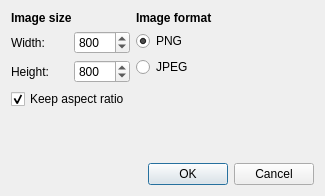
First picture: the form in imagesavedialog.ui, repository encukou/cluster, before the edit.
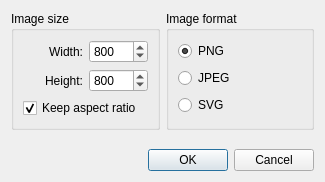
Second picture: the form after the edit.

Patch:
```diff
--- a/imagesavedialog.ui
+++ b/imagesavedialog.ui
@@ -7,53 +7,30 @@
     <x>0</x>
     <y>0</y>
     <width>325</width>
-    <height>196</height>
+    <height>182</height>
    </rect>
   </property>
   <property name="windowTitle">
    <string>Save image</string>
   </property>
-  <layout class="QVBoxLayout" name="verticalLayout_3">
-   <item>
-    <layout class="QFormLayout" name="formLayout">
+  <layout class="QGridLayout" name="gridLayout">
      <item row="0" column="0">
-      <widget class="QLabel" name="label">
-       <property name="font">
-        <font>
-         <weight>75</weight>
-         <bold>true</bold>
-        </font>
-       </property>
-       <property name="text">
+    <widget class="QGroupBox" name="groupBox_2">
+     <property name="title">
         <string>Image size</string>
        </property>
-      </widget>
-     </item>
-     <item row="0" column="1">
-      <widget class="QLabel" name="label_2">
-       <property name="font">
-        <font>
-         <weight>75</weight>
-         <bold>true</bold>
-        </font>
-       </property>
-       <property name="text">
-        <string>Image format</string>
-       </property>
-      </widget>
-     </item>
-     <item row="1" column="0">
-      <layout class="QVBoxLayout" name="verticalLayout">
-       <item>
-        <layout class="QHBoxLayout" name="horizontalLayout_2">
-         <item>
+     <layout class="QGridLayout" name="gridLayout_2">
+      <item row="0" column="0">
           <widget class="QLabel" name="label_3">
            <property name="text">
             <string>Width:</string>
            </property>
-          </widget>
-         </item>
-         <item>
+        <property name="alignment">
+         <set>Qt::AlignRight|Qt::AlignTrailing|Qt::AlignVCenter</set>
+        </property>
+       </widget>
+      </item>
+      <item row="0" column="1">
           <widget class="QSpinBox" name="widthSpin">
            <property name="minimum">
             <number>1</number>
@@ -66,18 +43,17 @@
            </property>
           </widget>
          </item>
-        </layout>
-       </item>
-       <item>
-        <layout class="QHBoxLayout" name="horizontalLayout">
-         <item>
+      <item row="1" column="0">
           <widget class="QLabel" name="label_4">
            <property name="text">
             <string>Height:</string>
            </property>
-          </widget>
-         </item>
-         <item>
+        <property name="alignment">
+         <set>Qt::AlignRight|Qt::AlignTrailing|Qt::AlignVCenter</set>
+        </property>
+       </widget>
+      </item>
+      <item row="1" column="1">
           <widget class="QSpinBox" name="heightSpin">
            <property name="minimum">
             <number>1</number>
@@ -90,9 +66,7 @@
            </property>
           </widget>
          </item>
-        </layout>
-       </item>
-       <item>
+      <item row="2" column="0" colspan="2">
         <widget class="QCheckBox" name="keepAspectCheck">
          <property name="enabled">
           <bool>true</bool>
@@ -106,9 +80,14 @@
         </widget>
        </item>
       </layout>
-     </item>
-     <item row="1" column="1">
-      <layout class="QVBoxLayout" name="verticalLayout_2">
+    </widget>
+   </item>
+   <item row="0" column="1">
+    <widget class="QGroupBox" name="groupBox">
+     <property name="title">
+      <string>Image format</string>
+     </property>
+     <layout class="QVBoxLayout" name="verticalLayout">
        <item>
         <widget class="QRadioButton" name="pngRadio">
          <property name="text">
@@ -126,11 +105,43 @@
          </property>
         </widget>
        </item>
-      </layout>
-     </item>
-    </layout>
-   </item>
    <item>
+       <widget class="QRadioButton" name="svgRadio">
+        <property name="text">
+         <string>SVG</string>
+        </property>
+       </widget>
+      </item>
+     </layout>
+    </widget>
+   </item>
+   <item row="1" column="0">
+    <spacer name="verticalSpacer">
+     <property name="orientation">
+      <enum>Qt::Vertical</enum>
+     </property>
+     <property name="sizeHint" stdset="0">
+      <size>
+       <width>20</width>
+       <height>16</height>
+      </size>
+     </property>
+    </spacer>
+   </item>
+   <item row="1" column="1">
+    <spacer name="verticalSpacer_2">
+     <property name="orientation">
+      <enum>Qt::Vertical</enum>
+     </property>
+     <property name="sizeHint" stdset="0">
+      <size>
+       <width>20</width>
+       <height>16</height>
+      </size>
+     </property>
+    </spacer>
+   </item>
+   <item row="2" column="0" colspan="2">
     <widget class="QDialogButtonBox" name="buttonBox">
      <property name="orientation">
       <enum>Qt::Horizontal</enum>
```
Left out of the diff: 1 changed line with no effect on the pictures. Lines whose indentation alone changed are shown as unchanged.
